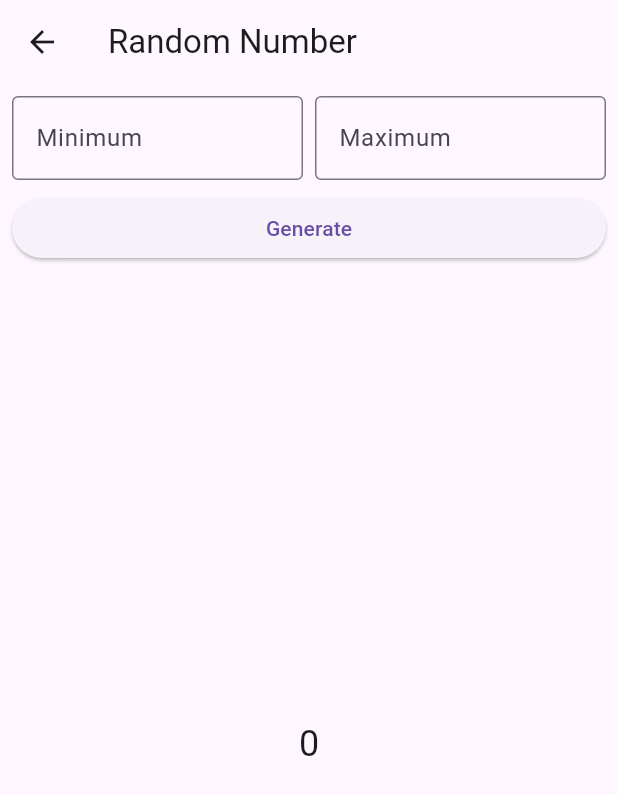
After one commit to joao-menna/pratica_flutter, a Flutter app: the screen it shows after launch, after a tap on "Random Number", on a phone screen of 412 x 824 dp. The commit adds this screen. Shown: the top 795 px of the screen. Run offline on Flutter 3.47's test engine with Material 3 defaults, Android fonts, the phone set to English and light mode, and no system bars.

Commit message:
Made random number

```diff
--- a/lib/screens/main_screen.dart
+++ b/lib/screens/main_screen.dart
@@ -3,6 +3,7 @@ import 'package:pratica_flutter/screens/bmi_calculator.dart';
 import 'package:pratica_flutter/screens/calculator.dart';
 import 'package:pratica_flutter/screens/citation.dart';
 import 'package:pratica_flutter/screens/money_converter.dart';
+import 'package:pratica_flutter/screens/random_number.dart';
 import 'package:pratica_flutter/screens/stop_watch.dart';
 import 'package:pratica_flutter/screens/todo_list.dart';
 
@@ -109,6 +110,33 @@ class MainScreen extends StatelessWidget {
               const SizedBox(
                 height: 16.0,
               ),
+              ElevatedButton(
+                onPressed: () {
+                  Navigator.of(context).push(
+                    MaterialPageRoute(
+                      builder: (context) {
+                        return const RandomNumber();
+                      },
+                    ),
+                  );
+                },
+                child: const Text("Random Number"),
+              ),
+              const SizedBox(
+                height: 16.0,
+              ),
+              ElevatedButton(
+                onPressed: () {
+                  Navigator.of(context).push(
+                    MaterialPageRoute(
+                      builder: (context) {
+                        return const Citation();
+                      },
+                    ),
+                  );
+                },
+                child: const Text("Name Giveaway"),
+              ),
             ],
           ),
         ),
--- /dev/null
+++ b/lib/screens/random_number.dart
@@ -0,0 +1,106 @@
+import 'dart:math';
+
+import 'package:flutter/material.dart';
+
+class RandomNumber extends StatefulWidget {
+  const RandomNumber({super.key});
+
+  @override
+  State<RandomNumber> createState() => _RandomNumberState();
+}
+
+class _RandomNumberState extends State<RandomNumber> {
+  final _minimumTextEditingController = TextEditingController();
+  final _maximumTextEditingController = TextEditingController();
+  var _randomNumber = "0";
+
+  void _generateRandomNumber() {
+    final minimum = int.tryParse(_minimumTextEditingController.text);
+    final maximum = int.tryParse(_maximumTextEditingController.text);
+
+    if (minimum == null || maximum == null) {
+      setState(() {
+        _randomNumber = "Invalid number";
+      });
+      return;
+    }
+
+    final rng = Random();
+    while (true) {
+      var randomNumber = rng.nextInt(maximum);
+
+      if (randomNumber >= minimum) {
+        setState(() {
+          _randomNumber = randomNumber.toString();
+        });
+        break;
+      }
+    }
+  }
+
+  @override
+  Widget build(BuildContext context) {
+    return Scaffold(
+      appBar: AppBar(
+        title: const Text("Random Number"),
+      ),
+      body: Padding(
+        padding: const EdgeInsets.all(8.0),
+        child: Column(
+          children: [
+            Row(
+              children: [
+                Expanded(
+                  child: TextField(
+                    controller: _minimumTextEditingController,
+                    decoration: const InputDecoration(
+                      border: OutlineInputBorder(),
+                      label: Text("Minimum"),
+                    ),
+                  ),
+                ),
+                const SizedBox(
+                  width: 8.0,
+                ),
+                Expanded(
+                  child: TextField(
+                    controller: _maximumTextEditingController,
+                    decoration: const InputDecoration(
+                      border: OutlineInputBorder(),
+                      label: Text("Maximum"),
+                    ),
+                  ),
+                ),
+              ],
+            ),
+            const SizedBox(
+              height: 8.0,
+            ),
+            Row(
+              children: [
+                Expanded(
+                  child: ElevatedButton(
+                    onPressed: _generateRandomNumber,
+                    child: const Text("Generate"),
+                  ),
+                ),
+              ],
+            ),
+            Expanded(
+              child: Row(
+                mainAxisAlignment: MainAxisAlignment.center,
+                children: [
+                  Text(
+                    _randomNumber.toString(),
+                    style: const TextStyle(fontSize: 24.0),
+                    textAlign: TextAlign.center,
+                  ),
+                ],
+              ),
+            ),
+          ],
+        ),
+      ),
+    );
+  }
+}
```
